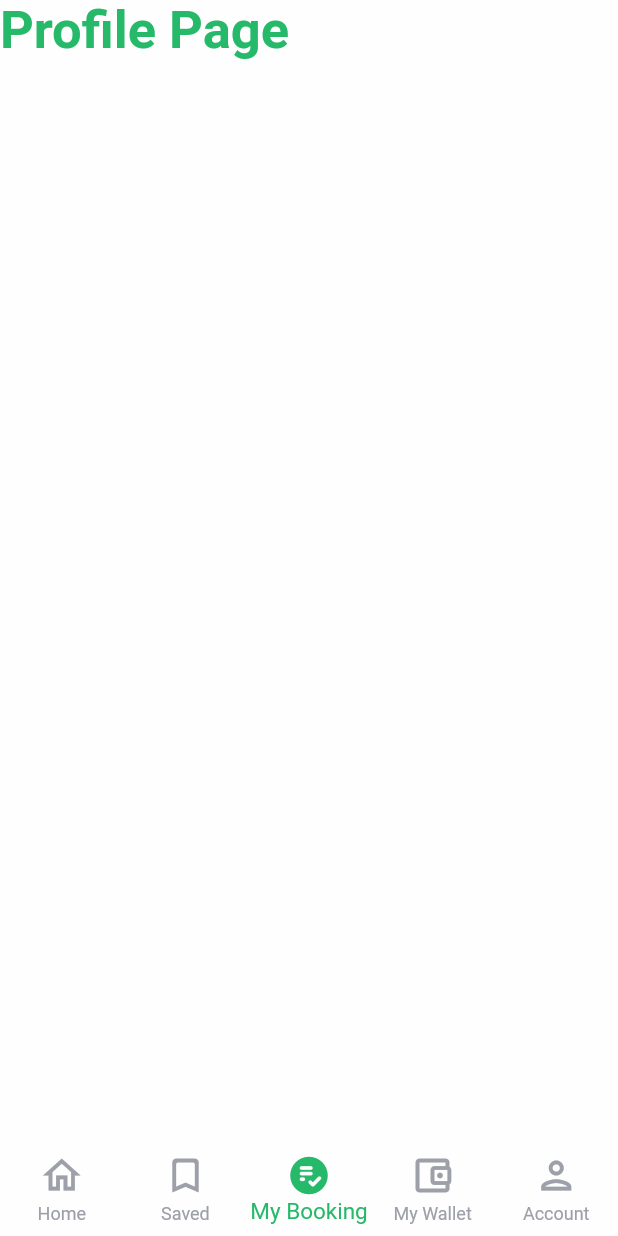
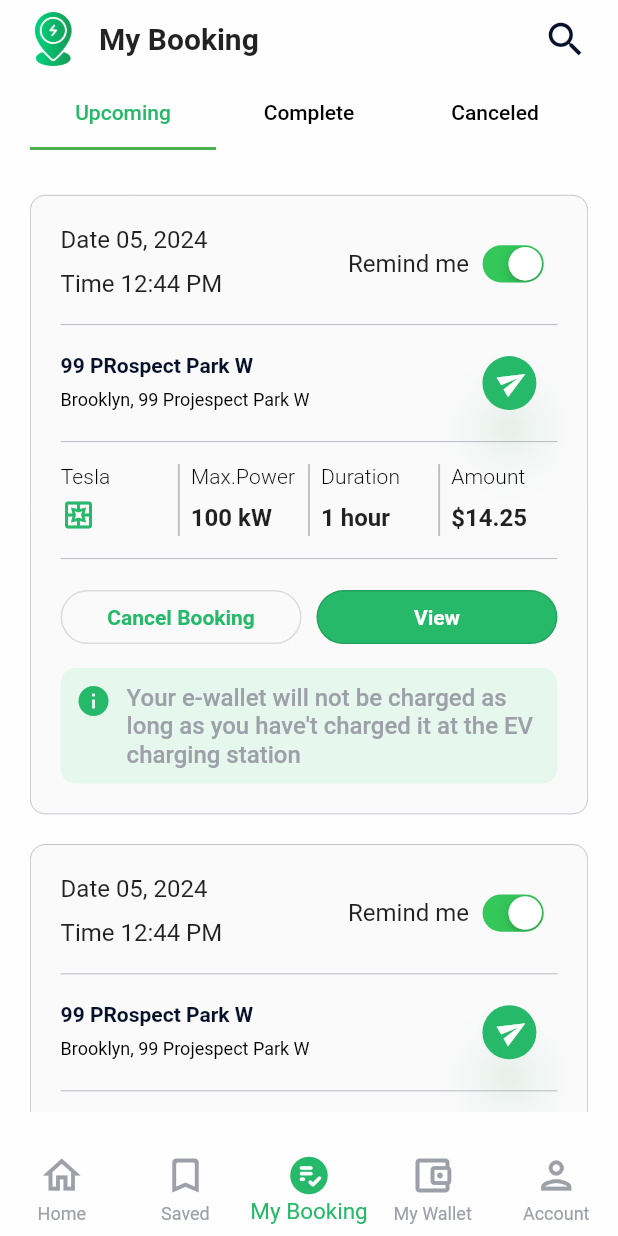
Before and after one commit to amit-flutter/Flutter-evpoint, a Flutter app: the screen it shows once a user with an empty profile is signed in, item 3 of the bottom bar chosen, on a phone screen of 412 x 824 dp. Run offline on Flutter 3.47's test engine with Material 2 defaults, Android fonts, the phone set to English and light mode, and no system bars; our stand-ins replace connectivity_plus, dio, firebase_auth, firebase_core, geocoding, geolocator and 7 more; missing offline and left inert: flutter_polyline_points, mobile_scanner; accounts and stored records are empty; Roboto replaces fonts that are missing (RobotoMono).

Commit message:
feat(booking screen): booking screen ui done

```diff
--- /dev/null
+++ b/lib/screen/booking/my_booking.dart
@@ -0,0 +1,240 @@
+import 'package:evpoint/utils/imports.dart';
+import 'package:flutter/cupertino.dart';
+
+enum BookingType { upcoming, complete, canceled }
+
+class MyBookingScreen extends StatelessWidget {
+  const MyBookingScreen({Key? key}) : super(key: key);
+
+  @override
+  Widget build(BuildContext context) {
+    return DefaultTabController(
+      length: 3,
+      child: Scaffold(
+        appBar: const PreferredSize(
+          preferredSize: Size.fromHeight(100.0),
+          child: CustomAppBar(
+            title: "My Booking",
+            bottom: TabBar(
+              labelColor: kPrimaryColor,
+              unselectedLabelColor: Colors.black,
+              indicatorSize: TabBarIndicatorSize.tab,
+              padding: EdgeInsets.symmetric(horizontal: 20),
+              tabs: [Tab(text: "Upcoming"), Tab(text: "Complete"), Tab(text: "Canceled")],
+            ),
+          ),
+        ),
+        body: Padding(
+          padding: const EdgeInsets.all(20),
+          child: TabBarView(
+            children: [
+              ListView.builder(
+                  itemCount: 2, itemBuilder: (context, index) => const BookingCard(bookingType: BookingType.upcoming)),
+              ListView.builder(
+                  itemCount: 2, itemBuilder: (context, index) => const BookingCard(bookingType: BookingType.complete)),
+              ListView.builder(
+                  itemCount: 2, itemBuilder: (context, index) => const BookingCard(bookingType: BookingType.canceled)),
+            ],
+          ),
+        ),
+      ),
+    );
+  }
+}
+
+class BookingCard extends StatelessWidget {
+  const BookingCard({Key? key, required this.bookingType}) : super(key: key);
+  final BookingType bookingType;
+
+  @override
+  Widget build(BuildContext context) {
+    return Container(
+      decoration: BoxDecoration(
+        borderRadius: BorderRadius.circular(10),
+        color: kFifthTextColor,
+        border: Border.all(width: 0.4, color: kSecondaryTextColor),
+      ),
+      margin: const EdgeInsets.symmetric(vertical: 10),
+      padding: const EdgeInsets.all(20),
+      child: Column(children: [
+        //Time and date
+        Row(
+          children: [
+            Expanded(
+              child: Column(
+                crossAxisAlignment: CrossAxisAlignment.start,
+                children: [
+                  DefaultText(text: "Date 05, 2024", style: Theme.of(context).textTheme.titleMedium!),
+                  DefaultText(
+                      text: "Time 12:44 PM", style: Theme.of(context).textTheme.titleMedium!.copyWith(height: 2)),
+                ],
+              ),
+            ),
+
+            ///[Dynamic-Widget] it will take booking card type and change ui as per requirement.
+            bookingType == BookingType.upcoming
+                ? Expanded(
+                    child: Row(
+                      mainAxisAlignment: MainAxisAlignment.end,
+                      children: [
+                        DefaultText(text: "Remind me", style: Theme.of(context).textTheme.titleMedium!),
+                        Transform.scale(scale: 0.8, child: CupertinoSwitch(value: true, onChanged: (val) {}))
+                      ],
+                    ),
+                  )
+                : Container(
+                    decoration: BoxDecoration(
+                        borderRadius: BorderRadius.circular(10),
+                        color: bookingType == BookingType.complete ? kPrimaryColor : Colors.red),
+                    padding: const EdgeInsets.all(10),
+                    child: DefaultText(
+                      text: bookingType == BookingType.complete ? "Complete" : "Cancelled",
+                      style: Theme.of(context)
+                          .textTheme
+                          .labelLarge!
+                          .copyWith(fontWeight: FontWeight.bold, color: kScaffoldBackgroundColor),
+                    ),
+                  ),
+          ],
+        ),
+
+        //Location
+        const Divider(height: 30),
+        Row(
+          mainAxisAlignment: MainAxisAlignment.spaceBetween,
+          children: [
+            Flexible(
+              child: Column(
+                crossAxisAlignment: CrossAxisAlignment.start,
+                children: [
+                  DefaultText(
+                    text: "99 PRospect Park W",
+                    style: Theme.of(context).textTheme.labelLarge!.copyWith(fontWeight: FontWeight.bold),
+                  ),
+                  DefaultText(
+                    text: "Brooklyn, 99 Projespect Park W",
+                    style: Theme.of(context).textTheme.labelMedium!.copyWith(height: 2),
+                    maxLines: 2,
+                  ),
+                ],
+              ),
+            ),
+            ElevatedButton(
+              onPressed: () => Get.toNamed(RouteConst.kGoToDirection),
+              style: ElevatedButton.styleFrom(
+                  shape: const CircleBorder(),
+                  padding: const EdgeInsets.only(right: 5),
+                  backgroundColor: kPrimaryColor),
+              child: const RotationTransition(
+                  turns: AlwaysStoppedAnimation(330 / 360),
+                  alignment: Alignment.topCenter,
+                  child: Icon(Icons.send, size: 20)),
+            )
+          ],
+        ),
+
+        //Charger info
+        const Divider(height: 30),
+        IntrinsicHeight(
+          child: Row(
+            children: [
+              getTitleAndSubtitle(context, "Tesla (Plug)", ""),
+              const VerticalDivider(thickness: 1.2),
+              getTitleAndSubtitle(context, "Max.Power", "100 kW"),
+              const VerticalDivider(thickness: 1.2),
+              getTitleAndSubtitle(context, "Duration", "1 hour"),
+              const VerticalDivider(thickness: 1.2),
+              getTitleAndSubtitle(context, "Amount", "\$14.25"),
+            ],
+          ),
+        ),
+
+        //Buttons
+        const Divider(height: 30),
+        Row(
+          children: [
+            Expanded(
+              child: CustomOutlineButton(
+                onPressed: () {
+                  // Get.toNamed("${RouteConst.kHome}/${RouteConst.kViewDetailsInfo}");
+                },
+                child: DefaultText(
+                  text: bookingType == BookingType.upcoming ? "Cancel Booking" : "View",
+                  style: Theme.of(context)
+                      .textTheme
+                      .labelLarge!
+                      .copyWith(fontWeight: FontWeight.bold, color: kPrimaryColor),
+                  textAlign: TextAlign.start,
+                ),
+              ),
+            ),
+            if (bookingType == BookingType.upcoming || bookingType == BookingType.complete) WidgetConst.kWidthSpacer(),
+            if (bookingType == BookingType.upcoming || bookingType == BookingType.complete)
+              Expanded(
+                child: CustomOutlineButton(
+                  backgroundColor: kPrimaryColor,
+                  onPressed: () => Get.toNamed(RouteConst.kReviewSummary, arguments: "booking"),
+                  child: DefaultText(
+                    text: bookingType == BookingType.upcoming ? "View" : "Booking Again",
+                    style: Theme.of(context)
+                        .textTheme
+                        .labelLarge!
+                        .copyWith(fontWeight: FontWeight.bold, color: kScaffoldBackgroundColor),
+                    textAlign: TextAlign.start,
+                  ),
+                ),
+              ),
+          ],
+        ),
+
+        if (bookingType == BookingType.upcoming)
+          Container(
+            decoration: BoxDecoration(borderRadius: BorderRadius.circular(10), color: kSecondaryColor),
+            margin: const EdgeInsets.only(top: 10),
+            padding: const EdgeInsets.all(10),
+            child: Row(
+              crossAxisAlignment: CrossAxisAlignment.start,
+              children: [
+                const Icon(Icons.info),
+                WidgetConst.kWidthSpacer(),
+                Expanded(
+                  child: DefaultText(
+                    text: "Your e-wallet will not be charged as long as you have't charged it at the EV "
+                        "charging station",
+                    maxLines: 3,
+                    textAlign: TextAlign.start,
+                    style: Theme.of(context)
+                        .textTheme
+                        .titleMedium!
+                        .copyWith(color: kSecondaryTextColor, fontWeight: FontWeight.w500),
+                  ),
+                )
+              ],
+            ),
+          ),
+      ]),
+    );
+  }
+
+  Expanded getTitleAndSubtitle(BuildContext context, String title, String subtitle) {
+    return Expanded(
+      child: Column(
+        crossAxisAlignment: CrossAxisAlignment.start,
+        children: [
+          DefaultText(
+            text: title,
+            style: Theme.of(context).textTheme.titleSmall!.copyWith(fontWeight: FontWeight.w300),
+            textAlign: TextAlign.start,
+          ),
+          if (subtitle != "")
+            DefaultText(
+              text: subtitle,
+              style: Theme.of(context).textTheme.titleMedium!.copyWith(fontWeight: FontWeight.bold, height: 2),
+              textAlign: TextAlign.center,
+            ),
+          if (subtitle == "") const Padding(padding: EdgeInsets.only(top: 6), child: Icon(Icons.pages_outlined)),
+        ],
+      ),
+    );
+  }
+}
--- a/lib/screen/home/home.dart
+++ b/lib/screen/home/home.dart
@@ -12,7 +12,7 @@ class _PreHomeScreenState extends State<PreHomeScreen> {
   static const List<Widget> _widgetOptions = <Widget>[
     HomeScreen(),
     SaveScreen(),
-    Text('Profile Page', style: TextStyle(fontSize: 35, fontWeight: FontWeight.bold)),
+    MyBookingScreen(),
     Text('Profile Page', style: TextStyle(fontSize: 35, fontWeight: FontWeight.bold)),
     Text('Profile Page', style: TextStyle(fontSize: 35, fontWeight: FontWeight.bold)),
   ];
@@ -20,13 +20,24 @@ class _PreHomeScreenState extends State<PreHomeScreen> {
   void _onItemTapped(int index) => setState(() => _selectedIndex = index);
 
   @override
+  void initState() {
+    _selectedIndex = Get.arguments ?? 0;
+    super.initState();
+  }
+
+  @override
   Widget build(BuildContext context) {
     return Scaffold(
       body: _widgetOptions.elementAt(_selectedIndex),
       bottomNavigationBar: BottomNavigationBar(
+        selectedFontSize: 15,
+        type: BottomNavigationBarType.fixed,
+        currentIndex: _selectedIndex,
+        iconSize: 30,
+        onTap: _onItemTapped,
+        elevation: 0,
         items: const <BottomNavigationBarItem>[
-            BottomNavigationBarItem(
-                icon: Icon(Icons.home_outlined), label: "Home", activeIcon: Icon(Icons.home_rounded)),
+          BottomNavigationBarItem(icon: Icon(Icons.home_outlined), label: "Home", activeIcon: Icon(Icons.home_rounded)),
           BottomNavigationBarItem(
               icon: Icon(Icons.bookmark_outline_rounded), label: "Saved", activeIcon: Icon(Icons.bookmark_rounded)),
           BottomNavigationBarItem(
@@ -37,16 +48,9 @@ class _PreHomeScreenState extends State<PreHomeScreen> {
               icon: Icon(Icons.account_balance_wallet_outlined),
               label: "My Wallet",
               activeIcon: Icon(Icons.account_balance_wallet)),
-            BottomNavigationBarItem(
-                icon: Icon(Icons.person_outlined), label: "Account", activeIcon: Icon(Icons.person)),
+          BottomNavigationBarItem(icon: Icon(Icons.person_outlined), label: "Account", activeIcon: Icon(Icons.person)),
         ],
-          selectedFontSize: 15,
-          // unselectedFontSize: 15,
-          type: BottomNavigationBarType.fixed,
-          currentIndex: _selectedIndex,
-          iconSize: 30,
-          onTap: _onItemTapped,
-          elevation: 0),
+      ),
     );
   }
 }
--- a/lib/screen/widgets/small_widget.dart
+++ b/lib/screen/widgets/small_widget.dart
@@ -36,6 +36,37 @@ class WidgetConst {
           );
         },
       );
+}
+
+class CustomAppBar extends StatelessWidget {
+  const CustomAppBar({
+    super.key,
+    this.leading = const SizedBox(),
+    required this.title,
+    this.action = const [Padding(padding: EdgeInsets.only(right: 20), child: Icon(Icons.search, size: 30))],
+    this.bottom = const PreferredSize(preferredSize: Size(0, 0), child: SizedBox()),
+  });
+
+  final Widget leading;
+  final String title;
+  final List<Widget> action;
+  final PreferredSizeWidget bottom;
+
+  @override
+  Widget build(BuildContext context) {
+    return AppBar(
+      titleSpacing: 10,
+      centerTitle: false,
+      leading: Padding(padding: const EdgeInsets.only(left: 15), child: Image.asset(StringsConst.kImgAppIcon)),
+      title: DefaultText(
+        text: title,
+        style: Theme.of(context).textTheme.titleLarge!.copyWith(fontWeight: FontWeight.bold),
+        textAlign: TextAlign.start,
+      ),
+      actions: action,
+      bottom: bottom,
+    );
+  }
 }
 
 class CustomElevatedButton extends StatelessWidget {
@@ -409,8 +440,8 @@ class CustomDialogUI extends StatelessWidget {
   }
 }
 
-void showCustomDialog({required BuildContext context, required Widget customDialogUI}) {
-  showGeneralDialog(
+Future<void> showCustomDialog({required BuildContext context, required Widget customDialogUI}) async {
+  await showGeneralDialog(
     context: context,
     barrierLabel: "Show Dialog",
     barrierDismissible: true,
--- a/lib/utils/constant/theme.dart
+++ b/lib/utils/constant/theme.dart
@@ -10,7 +10,7 @@ const Color kPrimaryTextColor = Color(0xFF07122A);
 const Color kSecondaryTextColor = Color(0xFF9DA0A8);
 const Color kThirdTextColor = Color(0xFFFEFEFE);
 const Color kFourthTextColor = Color(0xFF26B96A);
-const Color kFifthTextColor = Color(0xFFF8F7F7);
+const Color kFifthTextColor = Color(0xFFFAFAFA);
 
 ThemeData kLightTheme = ThemeData(
   primarySwatch: Colors.green,
--- a/lib/utils/imports.dart
+++ b/lib/utils/imports.dart
@@ -63,5 +63,8 @@ export 'package:evpoint/screen/home/select_time_date.dart';
 export 'package:evpoint/screen/home/select_payment_method.dart';
 export 'package:evpoint/screen/home/review_summary.dart';
 
-//Save-Home
+//Screen-Save
 export 'package:evpoint/screen/save/save.dart';
+
+//Screen-My Booking
+export 'package:evpoint/screen/booking/my_booking.dart';
```
Also changed, not shown: lib/screen/home/review_summary.dart (+123 -33 lines), lib/screen/home/select_time_date.dart (+3 -8 lines), lib/screen/save/save.dart (+2 -28 lines). Lines whose indentation alone changed are shown as unchanged.
